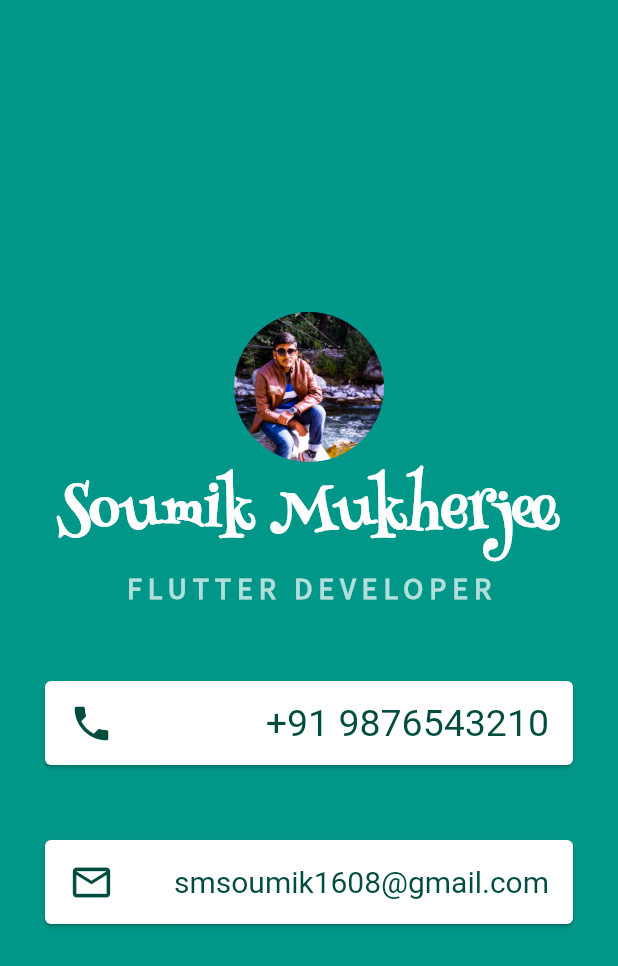
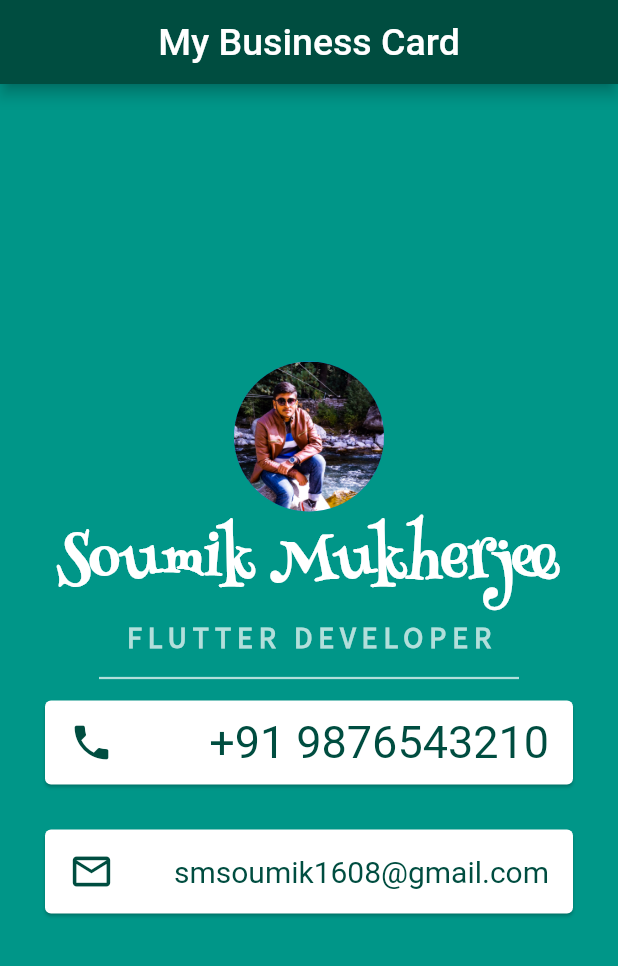
Before and after one commit to Procoder16/mi_card, a Flutter app: the screen it shows after launch, on a phone screen of 412 x 824 dp. Shown: the top 966 px of the screen. Run offline on Flutter 3.47's test engine with Material 2 defaults, Android fonts, the phone set to English and light mode, and no system bars.

Commit message:
app completed with appBar and a divider line

```diff
--- a/lib/main.dart
+++ b/lib/main.dart
@@ -12,6 +12,14 @@ class MyApp extends StatelessWidget {
   Widget build(BuildContext context) {
     return MaterialApp(
       home: Scaffold(
+        appBar: AppBar(
+          centerTitle: true,
+          title: Text(
+            'My Business Card',
+            style: TextStyle(color: Colors.white, fontSize: 25.0),
+          ),
+          backgroundColor: Colors.teal[900],
+        ),
         backgroundColor: Colors.teal,
         body: SafeArea(
           child: Column(
@@ -40,11 +48,17 @@ class MyApp extends StatelessWidget {
                   color: Colors.teal[100],
                 ),
               ),
+              SizedBox(
+                height: 30.0,
+                width: 280.0,
+                child: Divider(
+                  color: Colors.teal[100],
+                  thickness: 1.5,
+                ),
+              ),
               Card(
-                  margin:
-                      EdgeInsets.symmetric(vertical: 50.0, horizontal: 30.0),
+                margin: EdgeInsets.symmetric(vertical: 0.0, horizontal: 30.0),
                 child: ListTile(
-                    //contentPadding: EdgeInsets.only(right: 20.0),
                   leading: Icon(
                     Icons.phone,
                     size: 30.0,
@@ -52,11 +66,12 @@ class MyApp extends StatelessWidget {
                   ),
                   trailing: Text(
                     '+91 9876543210',
-                      style: TextStyle(color: Colors.teal[900], fontSize: 25.0),
+                    style: TextStyle(color: Colors.teal[900], fontSize: 30.0),
                   ),
-                  )),
+                ),
+              ),
               Card(
-                margin: EdgeInsets.symmetric(vertical: 0.0, horizontal: 30.0),
+                margin: EdgeInsets.symmetric(vertical: 30.0, horizontal: 30.0),
                 child: ListTile(
                   leading: Icon(
                     Icons.mail_outline,
```
Lines whose indentation alone changed are shown as unchanged.
